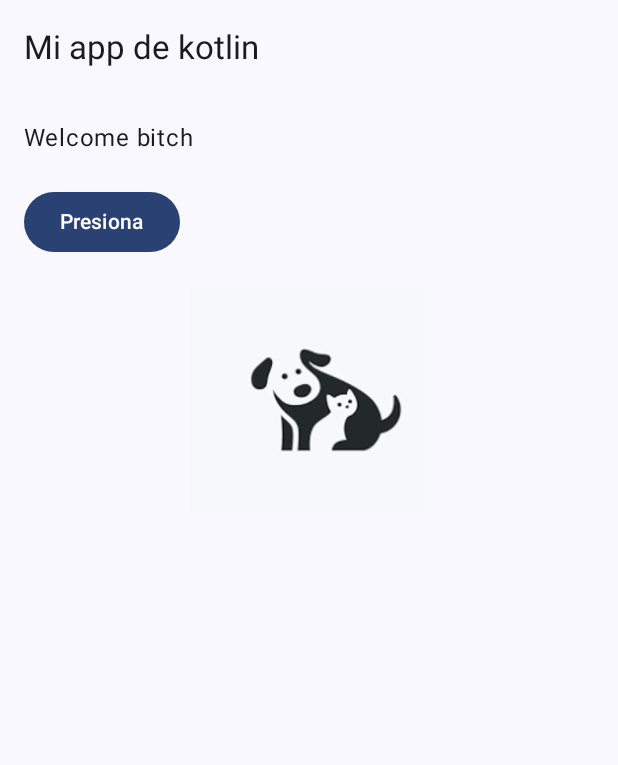
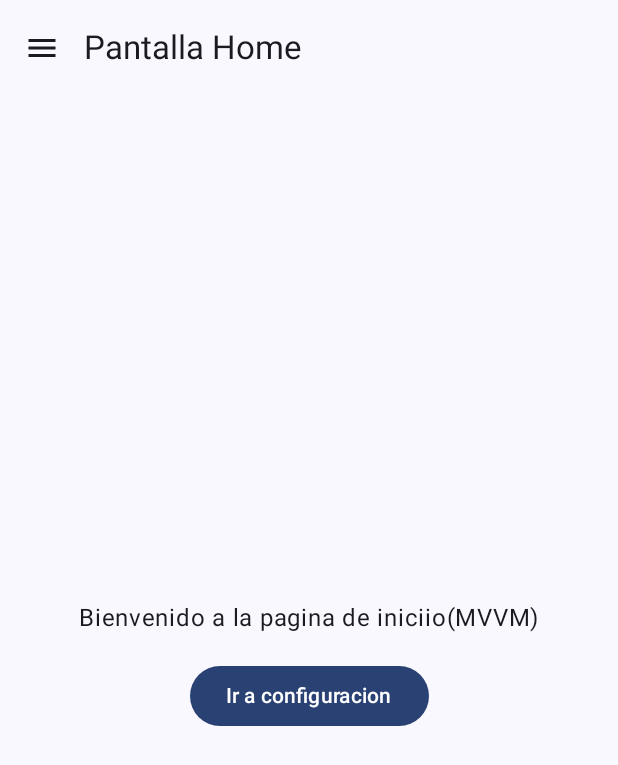
Before and after one commit to francisconimarvin/DraVeterinariaMobile, an Android app built with Jetpack Compose: the composable HomeScreen shown on its own in the app's theme, on a phone screen of 412 x 824 dp. Shown: the top 765 px of the screen. Run offline under Robolectric (Android 15) with nearby library versions, the phone set to English and light mode, and no system bars; 1 statement that could not run was skipped.

Commit message:
Iniciar NaviigationBar y screens

```diff
--- a/app/build.gradle.kts
+++ b/app/build.gradle.kts
@@ -40,7 +40,9 @@ android {
 }
 
 dependencies {
+    implementation("androidx.compose.material3:material3:1.1.0")
     implementation("androidx.compose.material3:material3-window-size-class:1.3.2")
+    implementation("androidx.compose.material:material-icons-extended:1.1.0")
     implementation ("androidx.lifecycle:lifeclicle-viewmodel-compose:2.8.0-rc02")
     implementation ("androidx.lifecycle:lifeclicle-runtime-compose:2.6.2")
     implementation ("androidx.navigation:navigation-compose:2.7.7")
--- a/app/src/main/java/com/example/draveterinaria/ui/screens/HomeScreen.kt
+++ b/app/src/main/java/com/example/draveterinaria/ui/screens/HomeScreen.kt
@@ -6,20 +6,91 @@ import androidx.compose.material3.Button
 import androidx.compose.material3.ExperimentalMaterial3Api
 import androidx.compose.material3.Text
 import androidx.compose.runtime.Composable
+import androidx.compose.ui.Alignment
 import androidx.compose.ui.Modifier
 import androidx.compose.ui.layout.ContentScale
 import androidx.compose.ui.res.painterResource
 import androidx.compose.ui.unit.dp
 import androidx.compose.ui.tooling.preview.Preview
-import com.example.draveterinaria.R
 import androidx.compose.material3.Scaffold
 import androidx.compose.material3.TopAppBar
+import androidx.lifecycle.viewmodel.compose.viewModel
+import androidx.navigation.NavController
+import androidx.compose.foundation.layout.*
+import androidx.compose.foundation.layout.Arrangement
+import androidx.compose.material.icons.Icons
+import androidx.compose.material.icons.filled.Menu
+import androidx.compose.material3.*
+import androidx.compose.material3.Text
+import androidx.compose.material3.Icon
+import androidx.compose.material3.DrawerValue
+import androidx.compose.material3.ModalNavigationDrawer
+import androidx.compose.material3.ModalDrawerSheet
+import androidx.compose.material3.NavigationDrawerItem
+import androidx.compose.runtime.*
+import androidx.compose.ui.Alignment
+import com.example.draveterinaria.navigation.Screen
+import com.example.draveterinaria.viewModels.MainViewModel
+import kotlinx.coroutines.launch
+@OptIn(ExperimentalMaterial3Api::class)
+@Composable
+fun HomeScreen(
+    navController: NavController,
+    viewModel: MainViewModel = viewModel()
+) {
+
+    val drawerState = rememberDrawerState(initialValue = DrawerValue.Closed)
+    val scope = rememberCoroutineScope()
+
+    ModalNavigationDrawer(
+        drawerState = drawerState,
+        drawerContent = {
+            ModalDrawerSheet {
+                Text("Menu", modifier = Modifier.padding(16.dp))
+                NavigationDrawerItem(
+                    label = {Text("Ir a Perfil")},
+                    selected=false,
+                    onClick = {
+                        scope.launch {drawerState.close()}
+                        viewModel.navigateTo(Screen.Profile)
+                    }
+                )
+                }
+        }
+    ) {
+        Scaffold(
+            topBar = {
+                TopAppBar(
+                    title = { Text("Pantalla Home") },
+                    navigationIcon = {
+                        IconButton(onClick = {
+                            scope.launch { drawerState.open() }
+                        }) {
+                            Icon(Icons.Default.Menu, contentDescription = "Menu")
+                        }
+                    }
+                )
+            }
+        ){ innerPadding ->
+            Column(
+                modifier = Modifier
+                    .padding(innerPadding)
+                    .fillMaxSize(),
+                horizontalAlignment = Alignment.CenterHorizontally,
+                verticalArrangement = Arrangement.Center
+            ) {
+                Text("Bienvenido a la pagina de iniciio(MVVM)")
+                Spacer(modifier =Modifier.height(16.dp))
+                Button(onClick = {viewModel.navigateTo(Screen.Settings)}){
+                    Text("Ir a configuracion")
+                }
+            }
+    }
+
+    }
 
 
-@OptIn(ExperimentalMaterial3Api::class)
-@Composable
-fun HomeScreen() {
-    Scaffold (
+   /* Scaffold (
         topBar = {
             TopAppBar(title = { Text("Mi app de kotlin") })
         }
@@ -44,7 +115,8 @@ fun HomeScreen() {
                 contentScale = ContentScale.Fit
             )
         }
-    }
+    }*/
+
 }
 
 @Preview(showBackground = true)
--- /dev/null
+++ b/app/src/main/java/com/example/draveterinaria/viewModels/MainViewModel.kt
@@ -0,0 +1,33 @@
+package com.example.draveterinaria.viewModels
+
+import androidx.lifecycle.ViewModel
+import com.example.draveterinaria.navigation.NavigationEvent
+import com.example.draveterinaria.navigation.Screen
+import kotlinx.coroutines.flow.MutableSharedFlow
+import kotlinx.coroutines.flow.SharedFlow
+import kotlinx.coroutines.flow.asSharedFlow
+import kotlinx.coroutines.CoroutineScope
+import kotlinx.coroutines.Dispatchers
+import kotlinx.coroutines.launch
+
+class MainViewModel : ViewModel(){
+    private val _navigationEvents = MutableSharedFlow<NavigationEvent>()
+    val navigationEvent: SharedFlow<NavigationEvent> = _navigationEvents.asSharedFlow()
+
+    fun navigateTo(screen : Screen) {
+        CoroutineScope(Dispatchers.Main).launch {
+            _navigationEvents.emit(NavigationEvent.NavigateTo(route = screen))
+        }
+    }
+    fun navigateBack(){
+        CoroutineScope(Dispatchers.Main).launch {
+            _navigationEvents.emit(NavigationEvent.PopBackStack)
+        }
+    }
+
+    fun navigateUp(){
+        CoroutineScope(Dispatchers.Main).launch {
+            _navigationEvents.emit(NavigationEvent.NavigateUp)
+        }
+    }
+}
```
Also changed, not shown: app/src/main/java/com/example/draveterinaria/navigation/NavigationEvent.kt (added, +14 -0 lines), app/src/main/java/com/example/draveterinaria/ui/screens/ProfileScreen.kt (added, +62 -0 lines).
